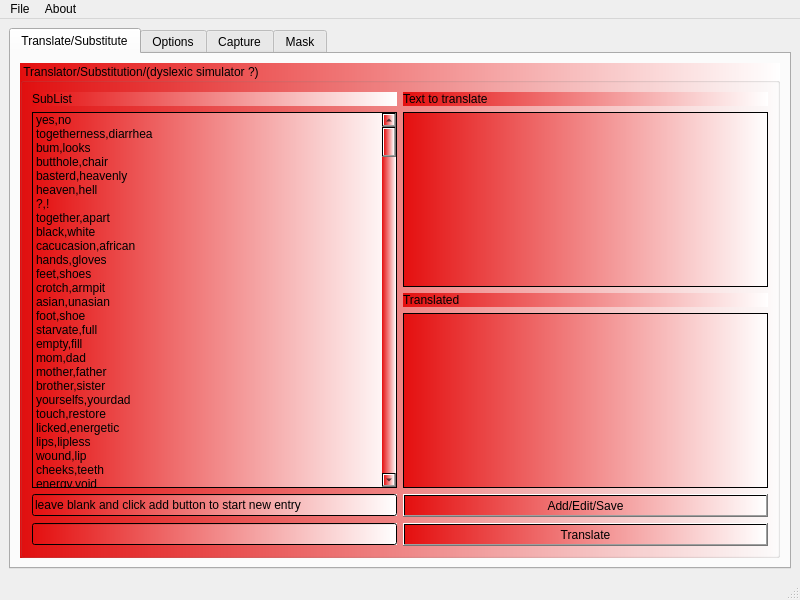
Before: the Qt Designer form mainwindow.ui in netpipe/RightHand, drawn with Qt 5.
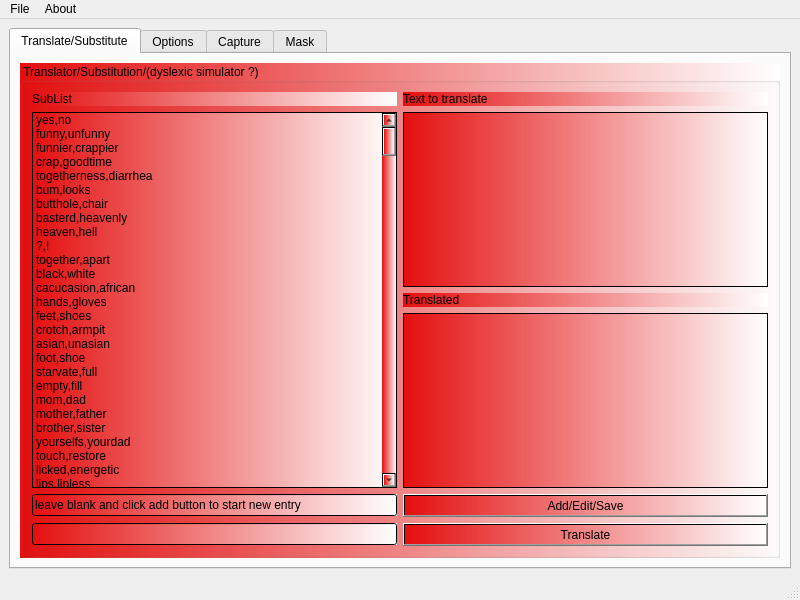
After: the same form once the commit is applied.

Patch:
```diff
--- a/mainwindow.ui
+++ b/mainwindow.ui
@@ -98,6 +98,21 @@
                <string>yes,no</string>
               </property>
              </item>
+             <item>
+              <property name="text">
+               <string>funny,unfunny</string>
+              </property>
+             </item>
+             <item>
+              <property name="text">
+               <string>funnier,crappier</string>
+              </property>
+             </item>
+             <item>
+              <property name="text">
+               <string>crap,goodtime</string>
+              </property>
+             </item>
              <item>
               <property name="text">
                <string>togetherness,diarrhea</string>
```
